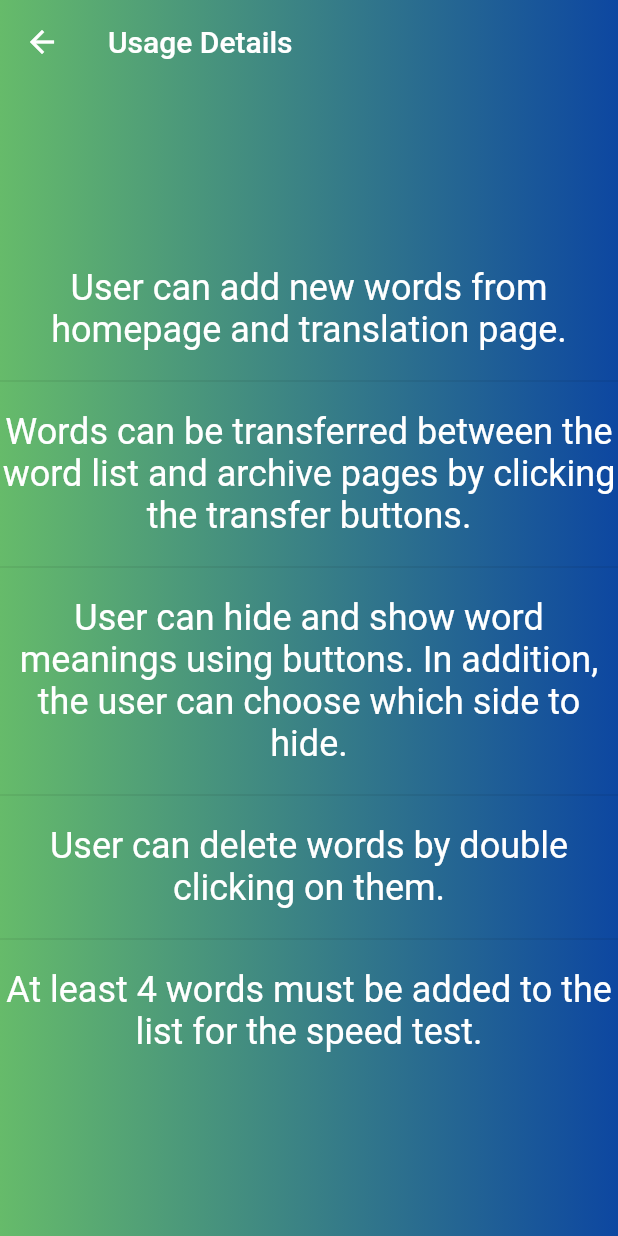
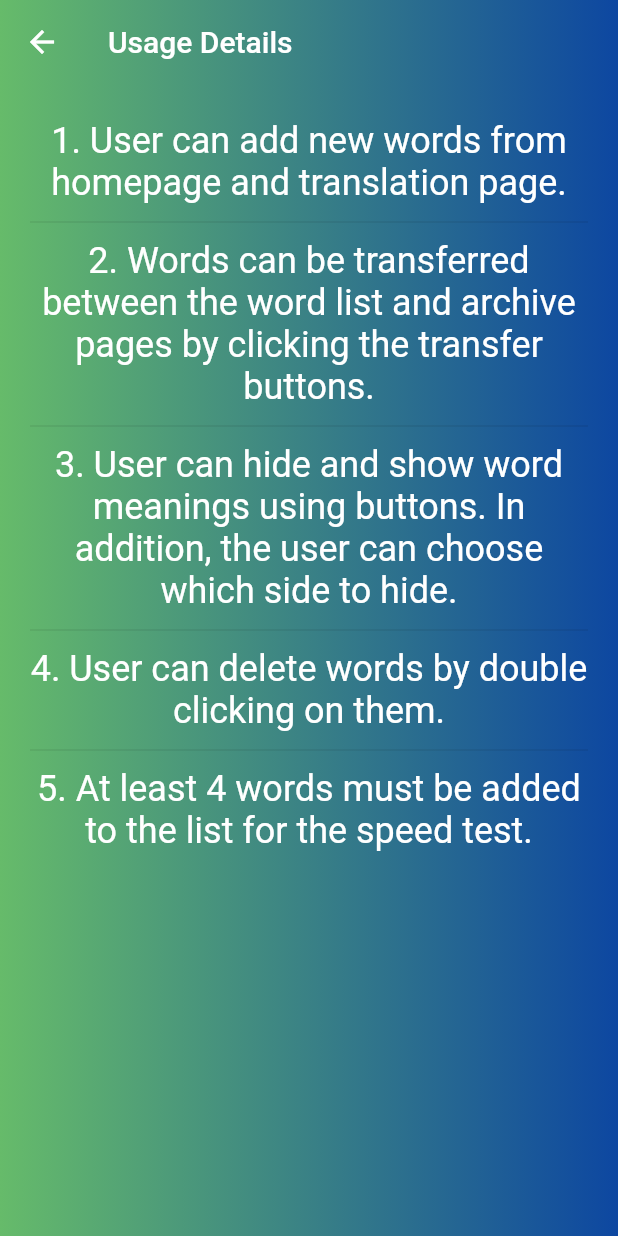
Before and after one commit to erdemsaray/WordFusionApp, a Flutter app: the AppDetailsPage screen opened directly, on a phone screen of 412 x 824 dp. Run offline on Flutter 3.47's test engine with Material 2 defaults, Android fonts, the phone set to English and light mode, and no system bars; our stand-ins replace animated_text_kit, cloud_firestore, firebase_auth, firebase_core, google_sign_in, lottie; missing offline and left inert: translator; accounts and stored records are empty.

Commit message:
hata duzeltmeleri

```diff
--- a/lib/main.dart
+++ b/lib/main.dart
@@ -42,12 +42,12 @@ class MyApp extends StatelessWidget {
         routes: {
           '/homePage': (context) => const HomePage(),
           '/loginPage': (context) => const LoginPage(),
-          '/newUserPage': (context) => NewUserPage(),
+          '/newUserPage': (context) => const NewUserPage(),
           '/wordsPage': (context) => WordsPage(),
           '/translatePage': (context) => const TranslatePage(),
           '/speedTestPage': (context) => const SpeedTestPage(),
-          '/resetPasswordPage': (context) => ResetPasswordPage(),
-          '/memoryWordsPage': (context) => MemoryWordsPage(),
+          '/resetPasswordPage': (context) => const ResetPasswordPage(),
+          '/memoryWordsPage': (context) => const MemoryWordsPage(),
         });
   }
 }
--- a/lib/screens/appdetailspage.dart
+++ b/lib/screens/appdetailspage.dart
@@ -14,13 +14,13 @@ class _AppDetailsPageState extends State<AppDetailsPage> {
 
   @override
   void initState() {
-    yonergeList.add("User can add new words from homepage and translation page.");
+    yonergeList.add("1. User can add new words from homepage and translation page.");
     yonergeList
-        .add("Words can be transferred between the word list and archive pages by clicking the transfer buttons.");
+        .add("2. Words can be transferred between the word list and archive pages by clicking the transfer buttons.");
     yonergeList.add(
-        "User can hide and show word meanings using buttons. In addition, the user can choose which side to hide.");
-    yonergeList.add("User can delete words by double clicking on them.");
-    yonergeList.add("At least 4 words must be added to the list for the speed test.");
+        "3. User can hide and show word meanings using buttons. In addition, the user can choose which side to hide.");
+    yonergeList.add("4. User can delete words by double clicking on them.");
+    yonergeList.add("5. At least 4 words must be added to the list for the speed test.");
     super.initState();
   }
 
@@ -31,7 +31,7 @@ class _AppDetailsPageState extends State<AppDetailsPage> {
 
     return Scaffold(
       appBar: AppBar(
-        title: Text("Usage Details"),
+        title: const Text("Usage Details"),
         backgroundColor: Colors.transparent,
         elevation: 0,
       ),
@@ -44,13 +44,13 @@ class _AppDetailsPageState extends State<AppDetailsPage> {
             Colors.blue.shade900,
           ]),
         ),
-        child: Center(
-          child: Expanded(
+        child: Padding(
+          padding: const EdgeInsets.symmetric(horizontal: 20, vertical: 24),
           child: SizedBox(
             width: screenWidth,
             child: ListView.separated(
               separatorBuilder: (BuildContext context, int index) => const Divider(
-                  height: 40,
+                height: 24,
               ),
               shrinkWrap: true,
               itemCount: yonergeList.length,
@@ -66,7 +66,6 @@ class _AppDetailsPageState extends State<AppDetailsPage> {
           ),
         ),
       ),
-      ),
     );
   }
 }
--- a/lib/screens/homepage.dart
+++ b/lib/screens/homepage.dart
@@ -65,6 +65,8 @@ class _HomePageState extends State<HomePage> {
               reverse: false,
               child: Form(
                 key: formKey,
+                child: Padding(
+                  padding: EdgeInsets.only(top: heightSize * 0.07),
                   child: Column(
                     children: [
                       Lottie.asset('assets/lottie/girlanddog.json'),
@@ -167,6 +169,7 @@ class _HomePageState extends State<HomePage> {
             ),
           ),
         ),
+      ),
     );
   }
 }
--- a/lib/screens/memory_words_page.dart
+++ b/lib/screens/memory_words_page.dart
@@ -107,8 +107,7 @@ class _MemoryWordsPageState extends State<MemoryWordsPage> {
                                             Radius.circular(10),
                                           ),
                                         ),
-                                        content: Container(
-                                          child: Row(
+                                        content: Row(
                                           mainAxisAlignment: MainAxisAlignment.center,
                                           children: [
                                             InkWell(
@@ -121,7 +120,6 @@ class _MemoryWordsPageState extends State<MemoryWordsPage> {
                                             ),
                                             InkWell(onTap: () => Navigator.pop(context), child: const Text("Hayır"))
                                           ],
-                                          ),
                                         ),
                                       );
                                     });
@@ -152,7 +150,6 @@ class _MemoryWordsPageState extends State<MemoryWordsPage> {
                                             tileMode: TileMode.mirror)),
                                     child: Padding(
                                       padding: EdgeInsets.only(right: size, left: size),
-                                      child: Container(
                                       child: Row(
                                         children: [
                                           Expanded(
@@ -183,7 +180,6 @@ class _MemoryWordsPageState extends State<MemoryWordsPage> {
                                             ),
                                           ))
                                         ],
-                                        ),
                                       ),
                                     ),
                                   ),
--- a/lib/screens/resetpasswordscreen.dart
+++ b/lib/screens/resetpasswordscreen.dart
@@ -1,10 +1,9 @@
 import 'package:firebase_login_project/service/auth.dart';
-import 'package:firebase_login_project/utils/project_variables.dart';
 import 'package:flutter/material.dart';
 import 'package:lottie/lottie.dart';
 
 class ResetPasswordPage extends StatefulWidget {
-  ResetPasswordPage({Key? key}) : super(key: key);
+  const ResetPasswordPage({Key? key}) : super(key: key);
 
   @override
   State<ResetPasswordPage> createState() => _ResetPasswordPageState();
@@ -39,7 +38,6 @@ class _ResetPasswordPageState extends State<ResetPasswordPage> with TickerProvid
   @override
   Widget build(BuildContext context) {
     double widthSize = MediaQuery.of(context).size.width;
-    bool progressAnimateIsActive = false;
     final loginButton = Padding(
       padding: const EdgeInsets.symmetric(vertical: 5.0),
       child: Row(
@@ -53,7 +51,6 @@ class _ResetPasswordPageState extends State<ResetPasswordPage> with TickerProvid
                 setState(() {
                   if (emailFormatControl(controllerEmail.text)) {
                     _authCreateService.passwordReset(controllerEmail.text);
-                    progressAnimateIsActive = true;
                     lottieController!.forward();
                     controllerEmail.clear();
                   } else {
--- a/lib/screens/translatepage.dart
+++ b/lib/screens/translatepage.dart
@@ -1,5 +1,4 @@
 import 'package:animated_text_kit/animated_text_kit.dart';
-import 'package:firebase_login_project/screens/speedtestpage.dart';
 import 'package:flutter/material.dart';
 import 'package:translator/translator.dart';
 import '../utils/project_variables.dart';
@@ -131,7 +130,7 @@ class _TranslatePageState extends State<TranslatePage> {
                             children: [
                               Expanded(
                                 child: TextField(
-                                  scrollPhysics: BouncingScrollPhysics(),
+                                  scrollPhysics: const BouncingScrollPhysics(),
                                   controller: enterTextController,
                                   style: const TextStyle(
                                       fontSize: 36, fontWeight: FontWeight.bold, color: ColorItems.translateBlue),
@@ -263,7 +262,7 @@ class _TranslatePageState extends State<TranslatePage> {
       } else {
         _wordService.addWord(enterText, translatedTextController.text);
         attentionTextColor = Colors.yellow;
-        attentionText = 'Last added: ${enterText}';
+        attentionText = 'Last added: $enterText';
         emptyControl = true;
         enterTextController.clear();
       }
--- a/lib/service/auth.dart
+++ b/lib/service/auth.dart
@@ -10,7 +10,7 @@ class AuthService {
   Future<User?> signIn(String email, String password) async {
     try {
       var user = await _auth.signInWithEmailAndPassword(email: email, password: password);
-      print("SONUC: ${user.user}");
+      //print("SONUC: ${user.user}");
       return user.user;
     } catch (e) {
       return null;
@@ -36,7 +36,7 @@ class AuthService {
       );
       return await FirebaseAuth.instance.signInWithCredential(credential);
     } catch (e) {
-      print(e);
+      //print(e);
       return null;
     }
   }
--- a/pubspec.yaml
+++ b/pubspec.yaml
@@ -43,7 +43,7 @@ dependencies:
   translator: ^0.1.7
   flutter_spinkit: ^5.1.0
   animated_text_kit: ^4.2.2
-  screen_size_test: ^1.0.2+3
+
 
 dev_dependencies:
   flutter_test:
```
Also changed, not shown: lib/screens/newuserpage.dart (+7 -9 lines), lib/screens/speedtestpage.dart (+4 -3 lines), lib/screens/wordspage.dart (+4 -8 lines), lib/widget/navigation_drawer_widget.dart (+3 -4 lines), pubspec.lock, 2 other files. Lines whose indentation alone changed are shown as unchanged.
